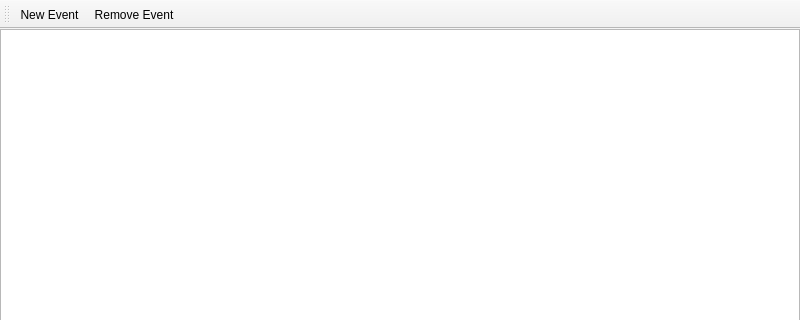
Above: mdi/mdievents.ui from crazafimahatratra/golem before the change; both pictures show x 0 to 800 and y 0 to 320 of the 800 by 600 pixel window. Below: the same form after it.
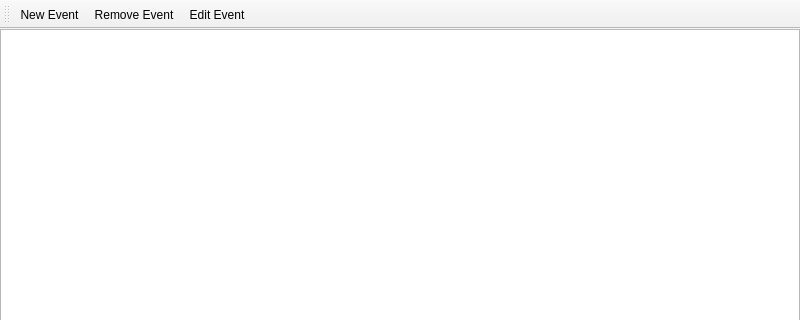
That is the form after the change. Icons and pictures are not drawn.

Commit message: Events MDI Window

```diff
--- a/mdi/mdievents.ui
+++ b/mdi/mdievents.ui
@@ -64,6 +64,7 @@
    </attribute>
    <addaction name="actionNew_Event"/>
    <addaction name="actionRemove_Event"/>
+   <addaction name="actionEdit_Event"/>
   </widget>
   <action name="actionNew_Event">
    <property name="icon">
@@ -86,6 +87,15 @@
     <string>Del</string>
    </property>
   </action>
+  <action name="actionEdit_Event">
+   <property name="icon">
+    <iconset resource="../icons.qrc">
+     <normaloff>:/png/icons/calendar--pencil.png</normaloff>:/png/icons/calendar--pencil.png</iconset>
+   </property>
+   <property name="text">
+    <string>Edit Event</string>
+   </property>
+  </action>
  </widget>
  <resources>
   <include location="../icons.qrc"/>
```
Left out of the diff: 3 changed lines with no effect on the pictures. The commit also changes 6 other files.
